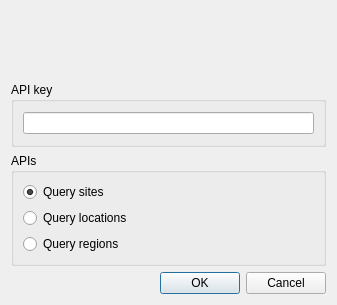
This is myfiber/gui/myfiberDialogUI.ui in correlate/myfiber-QGIS-plugin as Qt 5 draws it before an edit. The edited form follows.
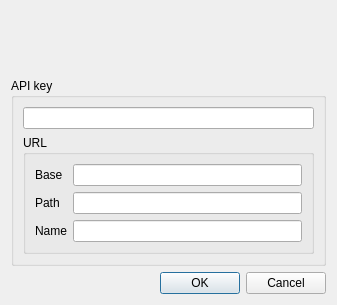
This is the edited form.

Commit message: makes plugin more flexible for URLs and paths, but can't test, endpoints are down

```diff
--- a/myfiber/gui/myfiberDialogUI.ui
+++ b/myfiber/gui/myfiberDialogUI.ui
@@ -33,46 +33,43 @@
       <item>
        <widget class="QLineEdit" name="key_text"/>
       </item>
-     </layout>
-    </widget>
-   </item>
    <item>
     <widget class="QGroupBox" name="api_group">
      <property name="title">
-      <string>APIs</string>
-     </property>
-     <layout class="QVBoxLayout" name="verticalLayout_3">
-      <item>
-       <widget class="QRadioButton" name="sites_radio">
+         <string>URL</string>
+        </property>
+        <layout class="QGridLayout" name="gridLayout">
+         <item row="2" column="0">
+          <widget class="QLabel" name="label_2">
         <property name="text">
-         <string>Query sites</string>
-        </property>
-        <property name="checked">
-         <bool>true</bool>
-        </property>
-        <attribute name="buttonGroup">
-         <string notr="true">api_group_2</string>
-        </attribute>
-       </widget>
-      </item>
-      <item>
-       <widget class="QRadioButton" name="locations_radio">
+            <string>Path</string>
+           </property>
+          </widget>
+         </item>
+         <item row="1" column="0">
+          <widget class="QLabel" name="label">
         <property name="text">
-         <string>Query locations</string>
-        </property>
-        <attribute name="buttonGroup">
-         <string notr="true">api_group_2</string>
-        </attribute>
-       </widget>
-      </item>
-      <item>
-       <widget class="QRadioButton" name="regions_radio">
+            <string>Base</string>
+           </property>
+          </widget>
+         </item>
+         <item row="2" column="1">
+          <widget class="QLineEdit" name="text_path"/>
+         </item>
+         <item row="1" column="1">
+          <widget class="QLineEdit" name="text_base"/>
+         </item>
+         <item row="3" column="1">
+          <widget class="QLineEdit" name="text_name"/>
+         </item>
+         <item row="3" column="0">
+          <widget class="QLabel" name="label_3">
         <property name="text">
-         <string>Query regions</string>
-        </property>
-        <attribute name="buttonGroup">
-         <string notr="true">api_group_2</string>
-        </attribute>
+            <string>Name</string>
+           </property>
+          </widget>
+         </item>
+        </layout>
        </widget>
       </item>
      </layout>
```
Left out of the diff: 9 changed lines with no effect on the pictures. Lines whose indentation alone changed are shown as unchanged. The commit also changes 6 other files.
